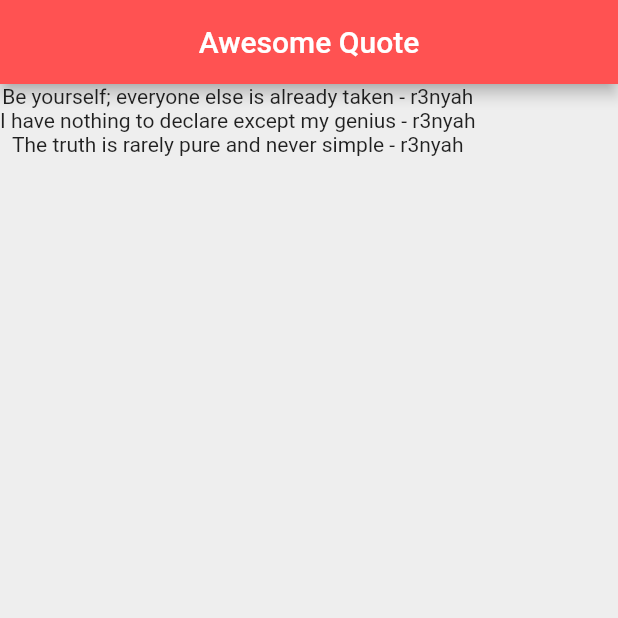
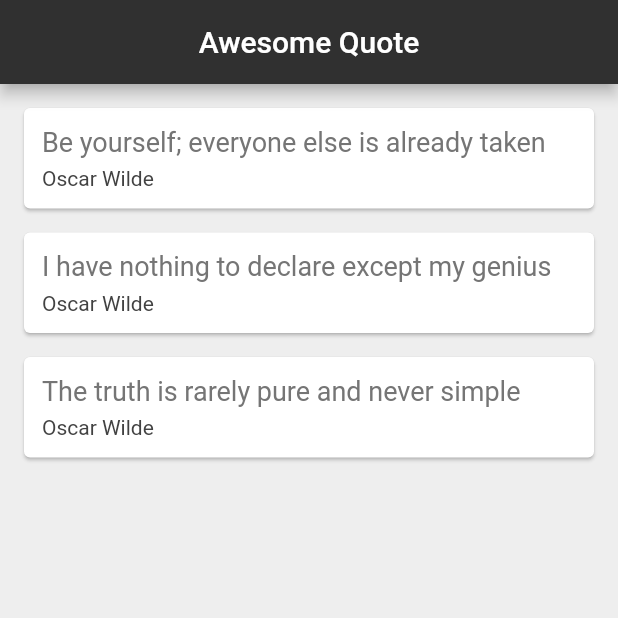
Before and after one commit to r3nyah/Quotes, a Flutter app: the screen it shows after launch, on a phone screen of 412 x 824 dp, the top half of it. Run offline on Flutter 3.47's test engine with Material 2 defaults, Android fonts, the phone set to English and light mode, and no system bars.

Commit message:
Lesson/19

```diff
--- a/lib/main.dart
+++ b/lib/main.dart
@@ -14,10 +14,39 @@ class Quotelist extends StatefulWidget {
 class _QuotelistState extends State<Quotelist> {
 
   List<Quote> quotes = [
-    Quote(author: 'r3nyah', text: 'Be yourself; everyone else is already taken'),
-    Quote(author: 'r3nyah', text: 'I have nothing to declare except my genius'),
-    Quote(author: 'r3nyah', text: 'The truth is rarely pure and never simple')
+    Quote(author: 'Oscar Wilde', text: 'Be yourself; everyone else is already taken'),
+    Quote(author: 'Oscar Wilde', text: 'I have nothing to declare except my genius'),
+    Quote(author: 'Oscar Wilde', text: 'The truth is rarely pure and never simple')
   ];
+
+  Widget quoteTemplate(quote) {
+    return Card(
+        margin: const EdgeInsets.fromLTRB(16.0, 16.0, 16.0, 0),
+        child: Padding(
+          padding: const EdgeInsets.all(12.0),
+          child: Column(
+            crossAxisAlignment: CrossAxisAlignment.stretch,
+            children: <Widget>[
+              Text(
+                quote.text,
+                style: TextStyle(
+                  fontSize: 18.0,
+                  color: Colors.grey[600],
+                ),
+              ),
+              SizedBox(height: 6.0),
+              Text(
+                quote.author,
+                style: TextStyle(
+                  fontSize: 14.0,
+                  color: Colors.grey[800],
+                ),
+              ),
+            ],
+          ),
+        )
+    );
+  }
   @override
   Widget build(BuildContext context) {
     return Scaffold(
@@ -25,10 +54,10 @@ class _QuotelistState extends State<Quotelist> {
       appBar: AppBar(
         title: Text('Awesome Quote'),
         centerTitle: true,
-        backgroundColor: Colors.redAccent,
+        backgroundColor: Colors.grey[850],
       ),
       body: Column(
-        children: quotes.map((quote) => Text('${quote.text} - ${quote.author}')).toList(),
+        children: quotes.map((quote) => quoteTemplate(quote)).toList(),
       ),
     );
   }
```
